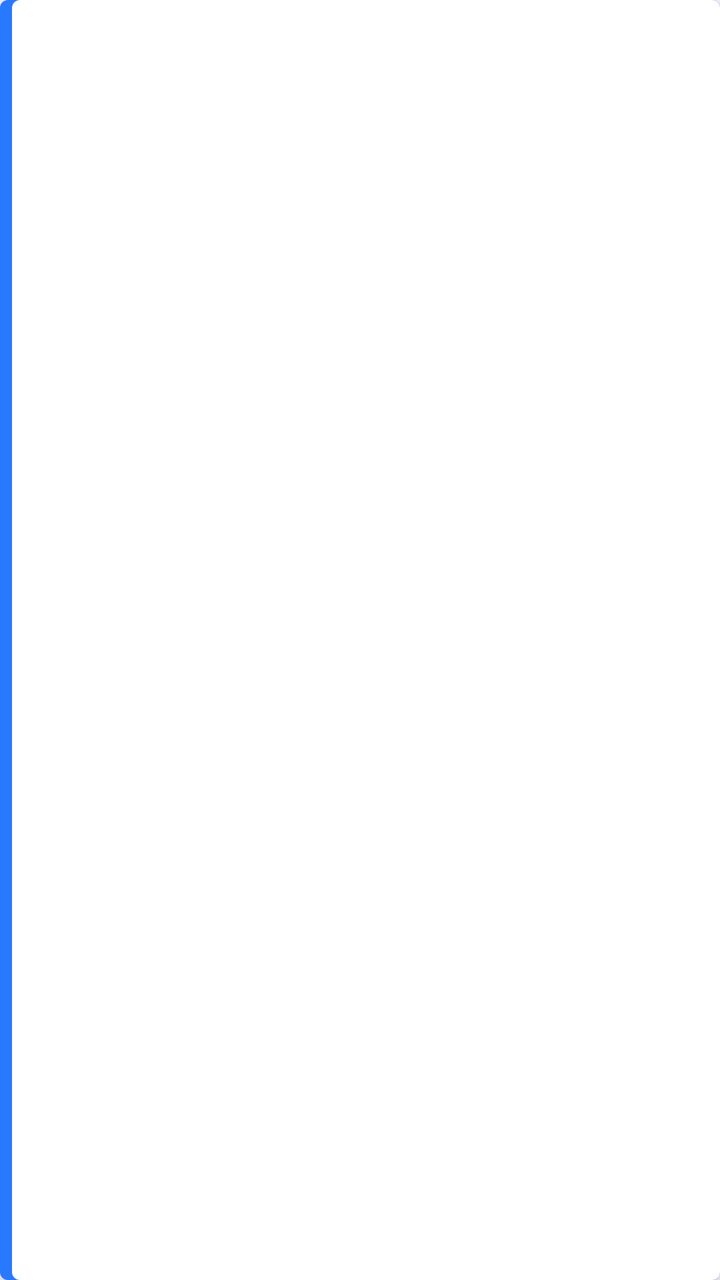
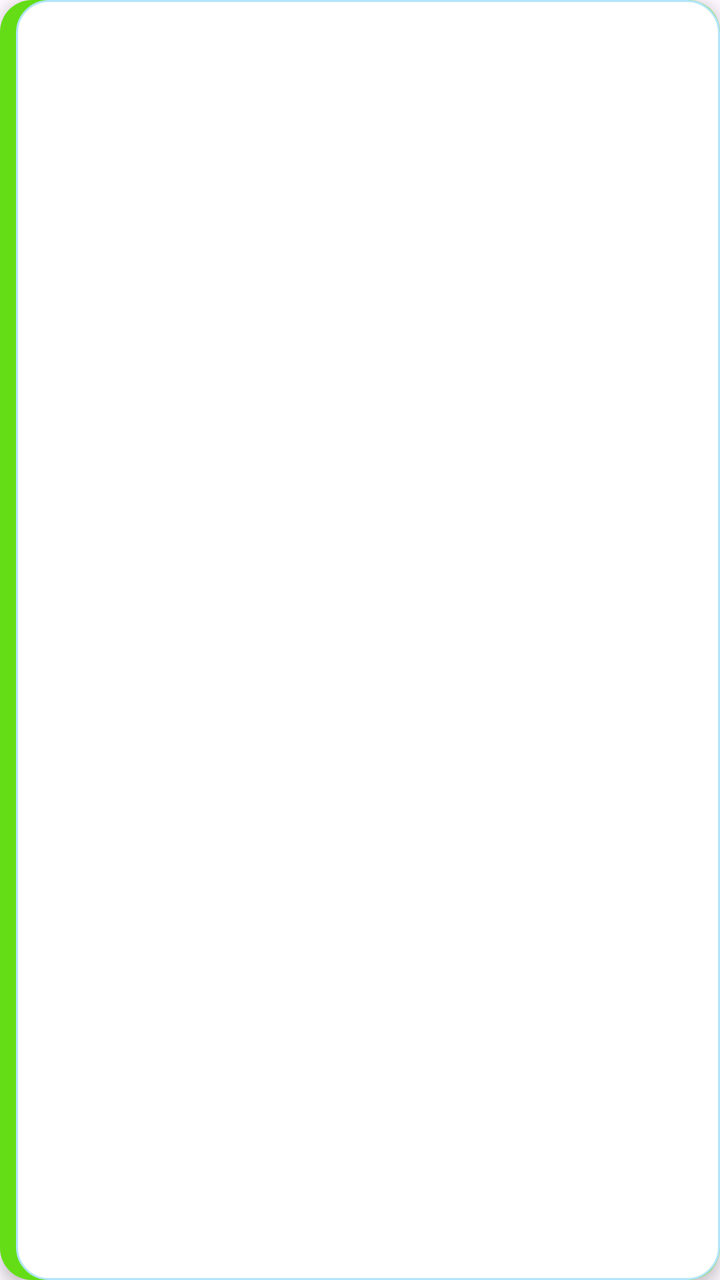

Screens rendered from an Android XML layout before and after an edit, with the pre-edit source and the edit as a unified diff.
<!-- AndroidManifest.xml: application theme Theme.MyApplication -->
<!-- res/layout/item_tarea.xml -->
<?xml version="1.0" encoding="utf-8"?>
<LinearLayout xmlns:android="http://schemas.android.com/apk/res/android"
    android:layout_width="match_parent"
    android:layout_height="wrap_content"
    android:orientation="horizontal"
    android:padding="16dp"
    android:layout_marginBottom="12dp"
    android:background="@drawable/bg_item_tarea"
    android:gravity="center_vertical"
    android:elevation="4dp">

    <LinearLayout
        android:layout_width="0dp"
        android:layout_height="wrap_content"
        android:layout_weight="1"
        android:orientation="vertical">

        <TextView
            android:id="@+id/tvTituloTarea"
            android:layout_width="match_parent"
            android:layout_height="wrap_content"
            android:textSize="16sp"
            android:textStyle="bold"
            android:letterSpacing="0.05"
            android:textColor="#1E293B" />

        <TextView
            android:id="@+id/tvEstadoTarea"
            android:layout_width="match_parent"
            android:layout_height="wrap_content"
            android:textSize="12sp"
            android:textColor="#64748B"
            android:textAllCaps="true"
            android:letterSpacing="0.05"
            android:layout_marginTop="4dp"/>
    </LinearLayout>

    <TextView
        android:id="@+id/tvUrgenteBadge"
        android:layout_width="wrap_content"
        android:layout_height="wrap_content"
        android:text="ALERTA"
        android:textSize="10sp"
        android:textStyle="bold"
        android:textColor="#FFFFFF"
        android:letterSpacing="0.1"
        android:background="@drawable/bg_badge_urgente"
        android:paddingStart="12dp"
        android:paddingEnd="12dp"
        android:paddingTop="6dp"
        android:paddingBottom="6dp"
        android:visibility="gone"
        android:layout_gravity="center_vertical"/>

</LinearLayout>
<!-- resources referenced by this layout -->
<resources>
  <!-- drawable bg_badge_urgente (drawable) -->
  <?xml version="1.0" encoding="utf-8"?>
  <shape xmlns:android="http://schemas.android.com/apk/res/android"
      android:shape="rectangle">
      <gradient
          android:startColor="#FF1744"
          android:endColor="#D50000"
          android:angle="45"/>
      <corners android:radius="2dp"/>
  </shape>
  <!-- drawable bg_item_tarea (drawable) -->
  <?xml version="1.0" encoding="utf-8"?>
  <layer-list xmlns:android="http://schemas.android.com/apk/res/android">
      <item>
          <shape android:shape="rectangle">
              <solid android:color="#2979FF"/>
              <corners android:radius="4dp"/>
          </shape>
      </item>
      <item android:left="6dp">
          <shape android:shape="rectangle">
              <solid android:color="#FFFFFF"/>
              <corners android:radius="4dp"/>
          </shape>
      </item>
  </layer-list>
  <style name="Theme.MyApplication" parent="Base.Theme.MyApplication" />
  <style name="Base.Theme.MyApplication" parent="Theme.Material3.Light.NoActionBar">
          <item name="android:forceDarkAllowed" tools:targetApi="q">false</item>
  
          
          
      </style>
</resources>

<!-- the commit's change to res/layout/item_tarea.xml (unified diff, before → after) -->
@@ -19,19 +19,16 @@
             android:id="@+id/tvTituloTarea"
             android:layout_width="match_parent"
             android:layout_height="wrap_content"
-            android:textSize="16sp"
+            android:textSize="18sp"
             android:textStyle="bold"
-            android:letterSpacing="0.05"
-            android:textColor="#1E293B" />
+            android:textColor="#01579B" />
 
         <TextView
             android:id="@+id/tvEstadoTarea"
             android:layout_width="match_parent"
             android:layout_height="wrap_content"
-            android:textSize="12sp"
-            android:textColor="#64748B"
-            android:textAllCaps="true"
-            android:letterSpacing="0.05"
+            android:textSize="14sp"
+            android:textColor="#0288D1"
             android:layout_marginTop="4dp"/>
     </LinearLayout>
 
@@ -39,11 +36,10 @@
         android:id="@+id/tvUrgenteBadge"
         android:layout_width="wrap_content"
         android:layout_height="wrap_content"
-        android:text="ALERTA"
-        android:textSize="10sp"
+        android:text="¡URGENTE!"
+        android:textSize="12sp"
         android:textStyle="bold"
         android:textColor="#FFFFFF"
-        android:letterSpacing="0.1"
         android:background="@drawable/bg_badge_urgente"
         android:paddingStart="12dp"
         android:paddingEnd="12dp"
<!-- resource entries referenced after the edit -->
@@ -5,24 +5,27 @@
   <shape xmlns:android="http://schemas.android.com/apk/res/android"
       android:shape="rectangle">
       <gradient
-          android:startColor="#FF1744"
-          android:endColor="#D50000"
+          android:startColor="#FF9800"
+          android:endColor="#FF3D00"
           android:angle="45"/>
-      <corners android:radius="2dp"/>
+      <corners android:radius="12dp"/>
+      <stroke android:width="1dp" android:color="#FFFFFF"/>
   </shape>
   <!-- drawable bg_item_tarea (drawable) -->
   <?xml version="1.0" encoding="utf-8"?>
   <layer-list xmlns:android="http://schemas.android.com/apk/res/android">
       <item>
           <shape android:shape="rectangle">
-              <solid android:color="#2979FF"/>
-              <corners android:radius="4dp"/>
+              
+              <solid android:color="#64DD17"/>
+              <corners android:radius="16dp"/>
           </shape>
       </item>
-      <item android:left="6dp">
+      <item android:left="8dp">
           <shape android:shape="rectangle">
               <solid android:color="#FFFFFF"/>
-              <corners android:radius="4dp"/>
+              <corners android:radius="16dp"/>
+              <stroke android:width="1dp" android:color="#B3E5FC"/>
           </shape>
       </item>
   </layer-list>
